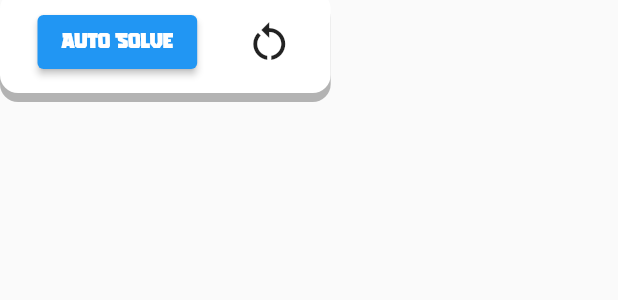
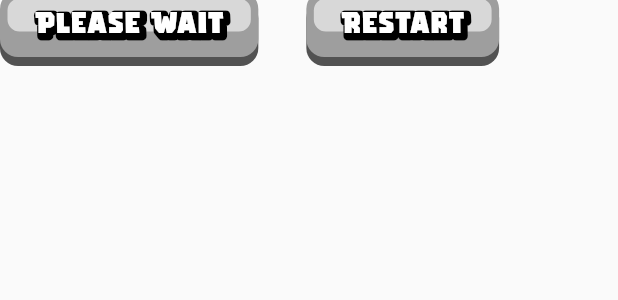
Before and after one commit to jyotirmoy-paul/planets, a Flutter app: the PuzzleControl widget shown alone on an empty page, opened directly, on a phone screen of 412 x 824 dp. Shown: the top 300 px of the screen. Run offline on Flutter 3.47's test engine with Material 2 defaults, Android fonts, the phone set to English and light mode, and no system bars; our stand-ins replace bloc, equatable, flutter_bloc, gap, rive.

Commit message:
makes game playable

```diff
--- a/lib/global/puzzle_control.dart
+++ b/lib/global/puzzle_control.dart
@@ -1,34 +1,106 @@
 import 'package:flutter/material.dart';
+import 'package:flutter_bloc/flutter_bloc.dart';
 import 'package:gap/gap.dart';
-import 'app_icon_button.dart';
+import 'package:planets/global/stylized_button.dart';
+import 'package:planets/global/stylized_text.dart';
+import 'package:planets/layout/utils/responsive_gap.dart';
+import 'package:planets/layout/utils/responsive_layout_builder.dart';
+import 'package:planets/puzzle/cubit/puzzle_init_cubit.dart';
+import 'package:planets/resource/app_string.dart';
+import '../puzzle/puzzle.dart';
+import '../puzzles/planet/planet.dart';
+import '../timer/timer.dart';
 import 'stylized_container.dart';
 
 class PuzzleControl extends StatelessWidget {
   const PuzzleControl({Key? key}) : super(key: key);
 
+  void _onStart(BuildContext context, bool hasStarted) {
+    context.read<TimerBloc>().add(const TimerReset());
+
+    context.read<PlanetPuzzleBloc>().add(
+          PlanetCountdownReset(
+            secondsToBegin: hasStarted ? 5 : 3,
+          ),
+        );
+
+    if (hasStarted) {
+      context.read<PuzzleBloc>().add(
+            const PuzzleInitialized(shufflePuzzle: false),
+          );
+    }
+  }
+
+  void _onAutoSolve() {}
+
+  void _onRestart() {}
+
   @override
   Widget build(BuildContext context) {
-    return StylizedContainer(
-      padding: const EdgeInsets.symmetric(
-        horizontal: 20.0,
-        vertical: 10.0,
-      ),
-      child: Row(
-        mainAxisSize: MainAxisSize.min,
-        children: [
-          // start / auto solve button
-          ElevatedButton(
-            onPressed: () {},
-            child: Text('Auto Solve'),
-          ),
+    final puzzleInitState =
+        context.select((PuzzleInitCubit cubit) => cubit.state);
+    final isReady = puzzleInitState is PuzzleInitReady;
 
-          // gap
-          const Gap(32.0),
+    final status = context.select((PlanetPuzzleBloc bloc) => bloc.state.status);
+    final hasStarted = status == PlanetPuzzleStatus.started;
+    final isLoading = status == PlanetPuzzleStatus.loading;
 
-          // restart
-          AppIconButton(iconData: Icons.restart_alt),
-        ],
-      ),
+    final text = !isReady
+        ? AppString.pleaseWait
+        : isLoading
+            ? AppString.getReady
+            : hasStarted
+                ? AppString.autoSolve
+                : AppString.start;
+
+    return ResponsiveLayoutBuilder(
+      small: (_, Widget? child) => child!,
+      medium: (_, Widget? child) => child!,
+      large: (_, Widget? child) => child!,
+      child: (layoutSize) {
+        final isLarge = layoutSize == ResponsiveLayoutSize.large;
+
+        return Row(
+          key: Key(isLarge.toString()),
+          mainAxisSize: MainAxisSize.min,
+          children: [
+            // auto solve / start
+            StylizedButton(
+              key: Key('puzzle_control_${hasStarted}_${isLoading}_$isReady'),
+              onPressed: () {
+                if (!isReady) return;
+
+                if (hasStarted) {
+                  _onAutoSolve();
+                } else {
+                  _onStart(context, hasStarted);
+                }
+              },
+              child: StylizedContainer(
+                color: !isReady || isLoading ? Colors.grey : Colors.greenAccent,
+                child: StylizedText(
+                  text: text,
+                  fontSize: isLarge ? 24.0 : 20.0,
+                ),
+              ),
+            ),
+
+            isLarge ? const Gap(38.0) : const Gap(32.0),
+
+            // restart
+            StylizedButton(
+              onPressed: hasStarted ? _onRestart : null,
+              child: StylizedContainer(
+                color: hasStarted ? Colors.greenAccent : Colors.grey,
+                child: StylizedText(
+                  text: AppString.restart,
+                  fontSize: isLarge ? 24.0 : 20.0,
+                ),
+              ),
+            ),
+          ],
+        );
+      },
     );
   }
 }
--- a/lib/global/stylized_button.dart
+++ b/lib/global/stylized_button.dart
@@ -23,7 +23,9 @@ class StylizedButton extends StatelessWidget {
 
   @override
   Widget build(BuildContext context) {
-    return GestureDetector(
+    return MouseRegion(
+      cursor: SystemMouseCursors.click,
+      child: GestureDetector(
         onTapDown: (_) => _animate(),
         onTapUp: (_) async {
           await _reverseAnimate();
@@ -42,6 +44,7 @@ class StylizedButton extends StatelessWidget {
             );
           },
         ),
+      ),
     );
   }
 }
--- /dev/null
+++ b/lib/puzzles/planet/bloc/planet_puzzle_bloc.dart
@@ -0,0 +1,91 @@
+import 'dart:async';
+
+import 'package:bloc/bloc.dart';
+import 'package:equatable/equatable.dart';
+
+import '../../../models/ticker.dart';
+
+part 'planet_puzzle_event.dart';
+part 'planet_puzzle_state.dart';
+
+class PlanetPuzzleBloc extends Bloc<PlanetPuzzleEvent, PlanetPuzzleState> {
+  final int secondsToBegin;
+
+  final Ticker _ticker;
+
+  StreamSubscription<int>? _tickerSubscription;
+
+  PlanetPuzzleBloc({
+    required this.secondsToBegin,
+    required Ticker ticker,
+  })  : _ticker = ticker,
+        super(PlanetPuzzleState(secondsToBegin: secondsToBegin)) {
+    on<PlanetCountdownStarted>(_onCountdownStarted);
+    on<PlanetCountdownTicked>(_onCountdownTicked);
+    on<PlanetCountdownStopped>(_onCountdownStopped);
+    on<PlanetCountdownReset>(_onCountdownReset);
+  }
+
+  void _startTicker() {
+    _tickerSubscription?.cancel();
+    _tickerSubscription =
+        _ticker.tick().listen((_) => add(const PlanetCountdownTicked()));
+  }
+
+  void _onCountdownStarted(
+    PlanetCountdownStarted event,
+    Emitter<PlanetPuzzleState> emit,
+  ) {
+    _startTicker();
+    emit(
+      state.copyWith(
+        isCountdownRunning: true,
+        secondsToBegin: secondsToBegin,
+      ),
+    );
+  }
+
+  void _onCountdownTicked(
+    PlanetCountdownTicked event,
+    Emitter<PlanetPuzzleState> emit,
+  ) {
+    if (state.secondsToBegin == 0) {
+      _tickerSubscription?.pause();
+      emit(state.copyWith(isCountdownRunning: false));
+    } else {
+      emit(state.copyWith(secondsToBegin: state.secondsToBegin - 1));
+    }
+  }
+
+  void _onCountdownStopped(
+    PlanetCountdownStopped event,
+    Emitter<PlanetPuzzleState> emit,
+  ) {
+    _tickerSubscription?.pause();
+    emit(
+      state.copyWith(
+        isCountdownRunning: false,
+        secondsToBegin: secondsToBegin,
+      ),
+    );
+  }
+
+  void _onCountdownReset(
+    PlanetCountdownReset event,
+    Emitter<PlanetPuzzleState> emit,
+  ) {
+    _startTicker();
+    emit(
+      state.copyWith(
+        isCountdownRunning: true,
+        secondsToBegin: event.secondsToBegin,
+      ),
+    );
+  }
+
+  @override
+  Future<void> close() {
+    _tickerSubscription?.cancel();
+    return super.close();
+  }
+}
--- /dev/null
+++ b/lib/puzzles/planet/bloc/planet_puzzle_event.dart
@@ -0,0 +1,29 @@
+part of 'planet_puzzle_bloc.dart';
+
+abstract class PlanetPuzzleEvent extends Equatable {
+  const PlanetPuzzleEvent();
+
+  @override
+  List<Object?> get props => [];
+}
+
+class PlanetCountdownStarted extends PlanetPuzzleEvent {
+  const PlanetCountdownStarted();
+}
+
+class PlanetCountdownTicked extends PlanetPuzzleEvent {
+  const PlanetCountdownTicked();
+}
+
+class PlanetCountdownStopped extends PlanetPuzzleEvent {
+  const PlanetCountdownStopped();
+}
+
+class PlanetCountdownReset extends PlanetPuzzleEvent {
+  const PlanetCountdownReset({required this.secondsToBegin});
+
+  final int secondsToBegin;
+
+  @override
+  List<Object?> get props => [secondsToBegin];
+}
--- /dev/null
+++ b/lib/puzzles/planet/bloc/planet_puzzle_state.dart
@@ -0,0 +1,40 @@
+part of 'planet_puzzle_bloc.dart';
+
+enum PlanetPuzzleStatus {
+  notStarted,
+  loading,
+  started,
+}
+
+class PlanetPuzzleState extends Equatable {
+  const PlanetPuzzleState({
+    required this.secondsToBegin,
+    this.isCountdownRunning = false,
+  });
+
+  /// Whether the countdown of this puzzle is currently running.
+  final bool isCountdownRunning;
+
+  /// The number of seconds before the puzzle is started.
+  final int secondsToBegin;
+
+  /// The status of the current puzzle.
+  PlanetPuzzleStatus get status => isCountdownRunning && secondsToBegin > 0
+      ? PlanetPuzzleStatus.loading
+      : (secondsToBegin == 0
+          ? PlanetPuzzleStatus.started
+          : PlanetPuzzleStatus.notStarted);
+
+  @override
+  List<Object> get props => [isCountdownRunning, secondsToBegin];
+
+  PlanetPuzzleState copyWith({
+    bool? isCountdownRunning,
+    int? secondsToBegin,
+  }) {
+    return PlanetPuzzleState(
+      isCountdownRunning: isCountdownRunning ?? this.isCountdownRunning,
+      secondsToBegin: secondsToBegin ?? this.secondsToBegin,
+    );
+  }
+}
--- a/lib/resource/app_string.dart
+++ b/lib/resource/app_string.dart
@@ -3,4 +3,9 @@ abstract class AppString {
   static const String solarSystem = 'Solar System';
   static const String dashboard = 'Dashboard';
   static const String community = 'Community';
+  static const String start = 'Start';
+  static const String restart = 'Restart';
+  static const String autoSolve = 'Auto Solve';
+  static const String getReady = 'Get Ready';
+  static const String pleaseWait = 'Please Wait';
 }
```
Also changed, not shown: lib/puzzle/view/puzzle_page.dart (+12 -5 lines), lib/puzzle/widgets/puzzle_header.dart (+16 -27 lines), lib/puzzles/planet/planet.dart (+8 -0 lines), lib/puzzles/planet/widgets/planet_puzzle_tile.dart (+20 -3 lines). Lines whose indentation alone changed are shown as unchanged.
